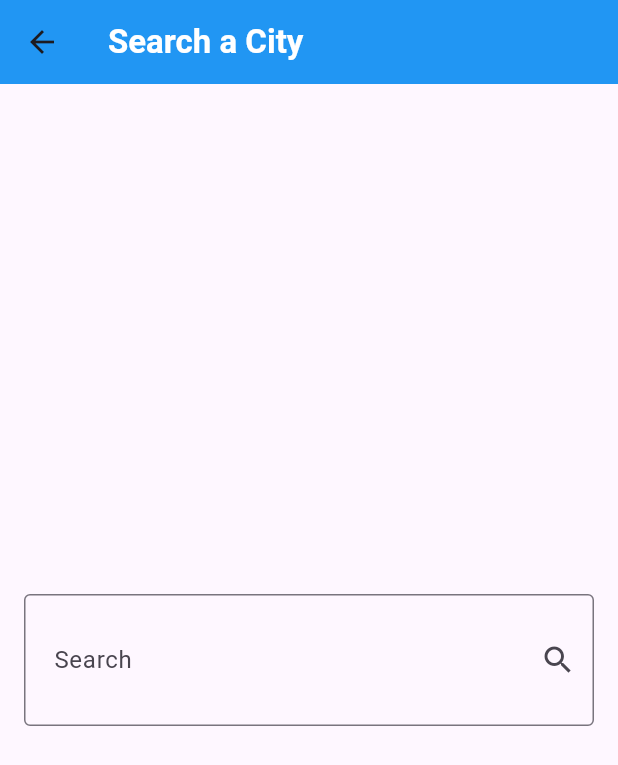
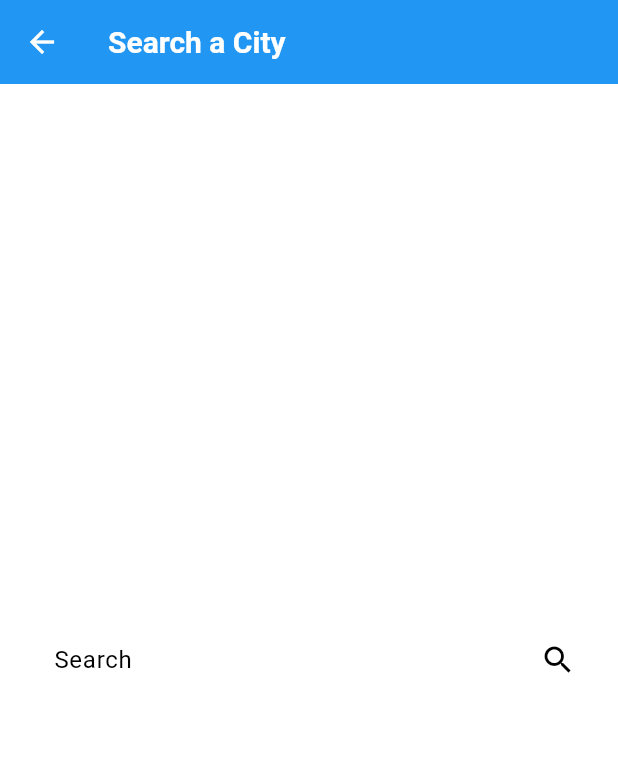
Before and after one commit to ItsYoussefElshemy/weather-app, a Flutter app: the screen it shows after launch, after a tap on the "search" icon, on a phone screen of 412 x 824 dp. Shown: the top 765 px of the screen. Run offline on Flutter 3.47's test engine with Material 3 defaults, Android fonts, the phone set to English and light mode, and no system bars; our stand-ins replace dio, flutter_bloc.

Commit message:
Last update

```diff
--- a/lib/main.dart
+++ b/lib/main.dart
@@ -15,22 +15,38 @@ class WeatherApp extends StatelessWidget {
   Widget build(BuildContext context) {
     return BlocProvider(
       create: (context) => GetWeatherCubit(),
-      child: Builder(
-        builder: (context) => BlocBuilder<GetWeatherCubit, WeatherState>(
+      child: BlocBuilder<GetWeatherCubit, WeatherState>(
         builder: (context, state) {
+          final MaterialColor themeColor = getThemeColor(
+              state is WeatherLoadedState
+                  ? state.weatherModel.weatherCondition
+                  : null);
+
           return MaterialApp(
             theme: ThemeData(
-                primarySwatch: getThemeColor(
-                  BlocProvider.of<GetWeatherCubit>(context)
-                      .weatherModel
-                      ?.weatherCondition,
+              primarySwatch: themeColor,
+              primaryColor: themeColor,
+              appBarTheme: AppBarTheme(
+                backgroundColor: themeColor,
+                elevation: 0,
+                titleTextStyle: const TextStyle(
+                  color: Colors.white,
+                  fontSize: 20,
+                  fontWeight: FontWeight.bold,
+                ),
+                iconTheme: const IconThemeData(color: Colors.white),
+              ),
+              colorScheme: ColorScheme.fromSwatch(
+                primarySwatch: themeColor,
+                brightness: Brightness.light,
+              ).copyWith(
+                secondary: themeColor,
               ),
             ),
             debugShowCheckedModeBanner: false,
-              home: HomePage(),
+            home: const HomePage(),
           );
         },
-        ),
       ),
     );
   }
--- a/lib/views/home_view.dart
+++ b/lib/views/home_view.dart
@@ -13,10 +13,9 @@ class HomePage extends StatelessWidget {
   Widget build(BuildContext context) {
     return Scaffold(
       appBar: AppBar(
-        backgroundColor: Colors.blue,
         title: const Text(
           'Weather',
-          style: TextStyle(fontWeight: FontWeight.bold, color: Colors.white),
+          style: TextStyle(fontWeight: FontWeight.bold),
         ),
         actions: [
           IconButton(
--- a/lib/views/search_view.dart
+++ b/lib/views/search_view.dart
@@ -9,10 +9,9 @@ class SearchView extends StatelessWidget {
   Widget build(BuildContext context) {
     return Scaffold(
       appBar: AppBar(
-        backgroundColor: Colors.blue,
         title: const Text(
           'Search a City',
-          style: TextStyle(fontWeight: FontWeight.bold, color: Colors.white),
+          style: TextStyle(fontWeight: FontWeight.bold),
         ),
       ),
       body: Center(
```
Lines whose indentation alone changed are shown as unchanged.
